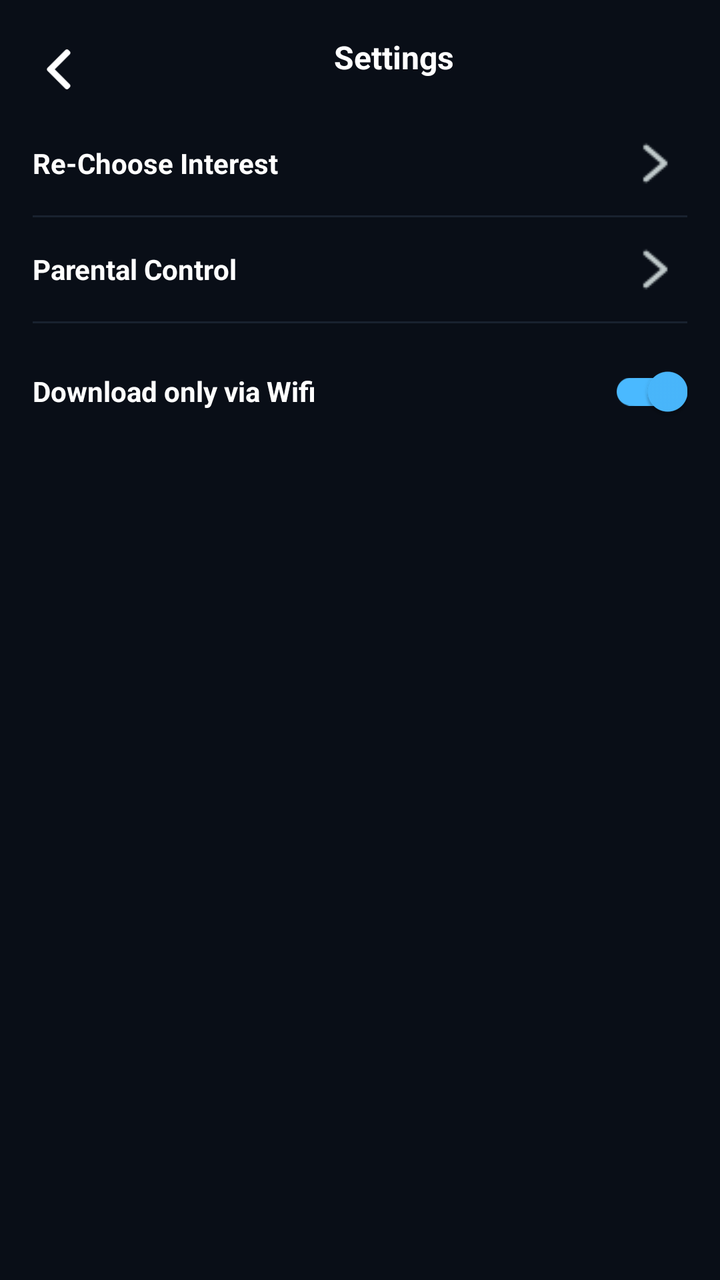
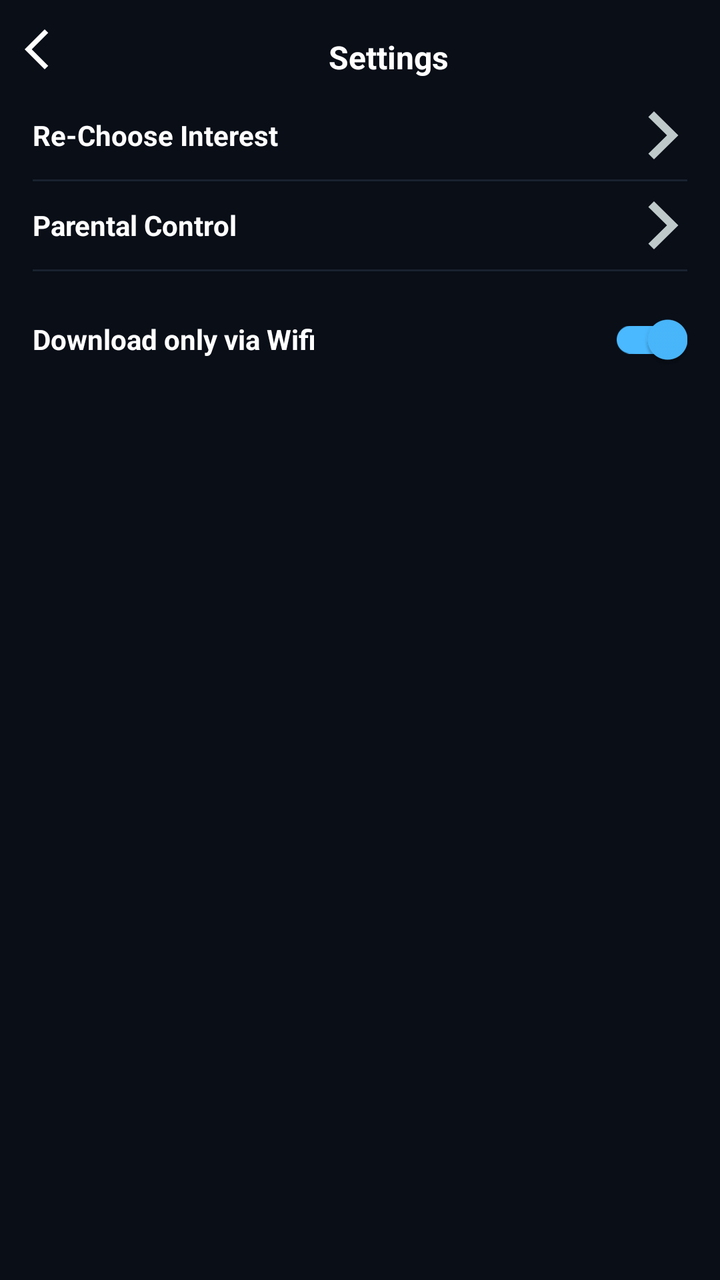

Before-and-after screenshots of an Android layout around one commit, followed by the original layout XML and the change that was made.
<!-- AndroidManifest.xml: application theme Theme.StreamingApp -->
<!-- res/layout/fragment_settings.xml -->
<?xml version="1.0" encoding="utf-8"?>
<androidx.constraintlayout.widget.ConstraintLayout xmlns:android="http://schemas.android.com/apk/res/android"
    xmlns:app="http://schemas.android.com/apk/res-auto"
    xmlns:tools="http://schemas.android.com/tools"
    android:id="@+id/main"
    android:layout_width="match_parent"
    android:layout_height="match_parent"
    android:fitsSystemWindows="true"

    tools:context=".presentation.view.SettingsFragment">

    <androidx.constraintlayout.widget.Guideline
        android:id="@+id/mainglTop"
        android:layout_width="wrap_content"
        android:layout_height="wrap_content"
        android:orientation="horizontal"
        app:layout_constraintGuide_percent="0.02" />

    <androidx.constraintlayout.widget.Guideline
        android:id="@+id/mainglBottom"
        android:layout_width="wrap_content"
        android:layout_height="wrap_content"
        android:orientation="horizontal"
        app:layout_constraintGuide_percent="0.98" />

    <androidx.constraintlayout.widget.Guideline
        android:id="@+id/mainglLeft"
        android:layout_width="wrap_content"
        android:layout_height="wrap_content"
        android:orientation="vertical"
        app:layout_constraintGuide_percent="0.02" />

    <androidx.constraintlayout.widget.Guideline
        android:id="@+id/mainglRight"
        android:layout_width="wrap_content"
        android:layout_height="wrap_content"
        android:orientation="vertical"
        app:layout_constraintGuide_percent="0.98" />


    <ImageView
        android:id="@+id/backIv"
        android:layout_width="24dp"
        android:layout_height="24dp"
        android:layout_margin="10dp"
        android:padding="2dp"
        android:src="@drawable/backgrey64px"
        android:contentDescription="@string/back"
        android:tint="@color/white"
        app:layout_constraintTop_toBottomOf="@+id/mainglTop"
        app:layout_constraintStart_toStartOf="@+id/mainglLeft"
        tools:ignore="UseAppTint" />

    <TextView
        android:layout_width="0dp"
        android:layout_height="wrap_content"
        android:layout_margin="5dp"
        android:elevation="4dp"
        android:text="Settings"
        android:textColor="@color/white"
        android:textAlignment="center"
        android:textSize="16sp"
        android:textStyle="bold"
        app:layout_constraintTop_toBottomOf="@+id/mainglTop"
        app:layout_constraintEnd_toStartOf="@+id/mainglRight"
        app:layout_constraintStart_toEndOf="@+id/backIv"/>



    <ScrollView
        android:layout_width="0dp"
        android:layout_height="0dp"
        android:layout_marginTop="10dp"
        android:fillViewport="true"
        app:layout_constraintBottom_toTopOf="@+id/mainglBottom"
        app:layout_constraintEnd_toEndOf="@id/mainglRight"
        app:layout_constraintStart_toStartOf="@id/mainglLeft"
        app:layout_constraintTop_toBottomOf="@+id/backIv"
        >

        <LinearLayout
            android:layout_width="match_parent"
            android:layout_height="wrap_content"
            android:layout_marginStart="10dp"
            android:layout_marginEnd="10dp"
            android:layout_gravity="center"
            android:orientation="vertical"
            android:padding="4dp"
        >

            <TextView
                android:id="@+id/reChooseInterestTv"
                android:layout_width="match_parent"
                android:layout_height="wrap_content"
                android:layout_margin="5dp"
                android:layout_gravity="center"
                android:gravity="start|center"
                android:text="Re-Choose Interest"
                android:textStyle="bold"
                android:textSize="14sp"
                android:textColor="@color/white"
                app:drawableTint="@color/iconColor"
                app:drawableEndCompat="@drawable/next32px"
                android:drawablePadding="10dp"
                />

            <ProgressBar
                android:layout_width="match_parent"
                android:layout_height="1dp"
                android:layout_margin="5dp"
                android:background="@color/lgblackmain"/>

            
            <RelativeLayout
                android:layout_width="match_parent"
                android:layout_height="wrap_content"
                android:layout_margin="5dp"
                >

                <TextView
                    android:id="@+id/parentalControlTv"
                    android:layout_width="match_parent"
                    android:layout_height="wrap_content"
                    android:gravity="start|center"
                    android:text="Parental Control"
                    android:textStyle="bold"
                    android:textSize="14sp"
                    android:textColor="@color/white"
                    android:layout_alignParentStart="true"
                    android:layout_centerVertical="true"
                    app:drawableTint="@color/iconColor"
                    app:drawableEndCompat="@drawable/next32px"
                    android:drawablePadding="10dp"/>


            </RelativeLayout>

            <ProgressBar
                android:layout_width="match_parent"
                android:layout_height="1dp"
                android:layout_margin="5dp"
                android:background="@color/lgblackmain"/>

            <RelativeLayout
                android:layout_width="match_parent"
                android:layout_height="wrap_content"
                android:layout_margin="5dp"
                android:layout_gravity="center">

                <TextView
                    android:id="@+id/downloadWifiTv"
                    android:layout_width="wrap_content"
                    android:layout_height="wrap_content"
                    android:gravity="start|center"
                    android:text="Download only via Wifi"
                    android:textStyle="bold"
                    android:textSize="14sp"
                    android:textColor="@color/white"
                    android:layout_alignParentStart="true"
                    android:layout_centerVertical="true"/>

                <androidx.appcompat.widget.SwitchCompat
                    android:id="@+id/downloadWifiSwitch"
                    android:layout_width="wrap_content"
                    android:layout_height="wrap_content"
                    android:layout_alignParentEnd="true"
                    android:layout_centerVertical="true"
                    app:thumbTint="@color/switch_thumb_color"
                    app:trackTint="@color/switch_track_color"
                    android:checked="true"/>
            </RelativeLayout>






        </LinearLayout>

    </ScrollView>


</androidx.constraintlayout.widget.ConstraintLayout>
<!-- resources referenced by this layout -->
<resources>
  <color name="iconColor">#BFC9CA</color>
  <color name="lgblackmain">#19222F</color>
  <color name="white">#FFFFFFFF</color>
  <!-- drawable backgrey64px: webp bitmap (drawable, 298 bytes) -->
  <!-- drawable next32px: webp bitmap (drawable, 198 bytes) -->
  <string name="back">Back</string>
  <style name="Theme.StreamingApp" parent="Base.Theme.StreamingApp" />
  <style name="Base.Theme.StreamingApp" parent="Theme.Material3.DayNight.NoActionBar">
          
          <item name="android:windowDrawsSystemBarBackgrounds">true</item>
          <item name="android:statusBarColor">@color/bluemain</item>
          <item name="android:navigationBarColor">@android:color/black</item>
          <item name="android:windowLightStatusBar">false</item>
  
          
          <item name="android:windowBackground">@color/blmain</item>
          <item name="android:windowContentOverlay">@null</item>
  
          
          <item name="android:windowIsTranslucent">false</item>
      </style>
  <color name="bluemain">#4AB9FF</color>
  <color name="blmain">#090E17</color>
</resources>

<!-- the commit's change to res/layout/fragment_settings.xml (unified diff, before → after) -->
@@ -42,8 +42,7 @@
         android:id="@+id/backIv"
         android:layout_width="24dp"
         android:layout_height="24dp"
-        android:layout_margin="10dp"
-        android:padding="2dp"
+        android:layout_marginStart="5dp"
         android:src="@drawable/backgrey64px"
         android:contentDescription="@string/back"
         android:tint="@color/white"
@@ -100,7 +99,7 @@
                 android:textSize="14sp"
                 android:textColor="@color/white"
                 app:drawableTint="@color/iconColor"
-                app:drawableEndCompat="@drawable/next32px"
+                app:drawableEndCompat="@drawable/rightarrow"
                 android:drawablePadding="10dp"
                 />
 
@@ -129,7 +128,7 @@
                     android:layout_alignParentStart="true"
                     android:layout_centerVertical="true"
                     app:drawableTint="@color/iconColor"
-                    app:drawableEndCompat="@drawable/next32px"
+                    app:drawableEndCompat="@drawable/rightarrow"
                     android:drawablePadding="10dp"/>
 
 
<!-- resource entries referenced after the edit -->
@@ -3,8 +3,26 @@
   <color name="iconColor">#BFC9CA</color>
   <color name="lgblackmain">#19222F</color>
   <color name="white">#FFFFFFFF</color>
-  <!-- drawable backgrey64px: webp bitmap (drawable, 298 bytes) -->
-  <!-- drawable next32px: webp bitmap (drawable, 198 bytes) -->
+  <!-- drawable backgrey64px (drawable) -->
+  <vector xmlns:android="http://schemas.android.com/apk/res/android"
+      android:width="24dp"
+      android:height="24dp"
+      android:viewportWidth="960"
+      android:viewportHeight="960">
+    <path
+        android:pathData="M400,880 L0,480l400,-400 71,71 -329,329 329,329 -71,71Z"
+        android:fillColor="#1f1f1f"/>
+  </vector>
+  <!-- drawable rightarrow (drawable) -->
+  <vector xmlns:android="http://schemas.android.com/apk/res/android"
+      android:width="24dp"
+      android:height="24dp"
+      android:viewportWidth="24"
+      android:viewportHeight="24">
+    <path
+        android:fillColor="#FF000000"
+        android:pathData="M7.33,24l-2.83,-2.829 9.339,-9.175 -9.339,-9.167 2.83,-2.829 12.17,11.996z"/>
+  </vector>
   <string name="back">Back</string>
   <style name="Theme.StreamingApp" parent="Base.Theme.StreamingApp" />
   <style name="Base.Theme.StreamingApp" parent="Theme.Material3.DayNight.NoActionBar">
